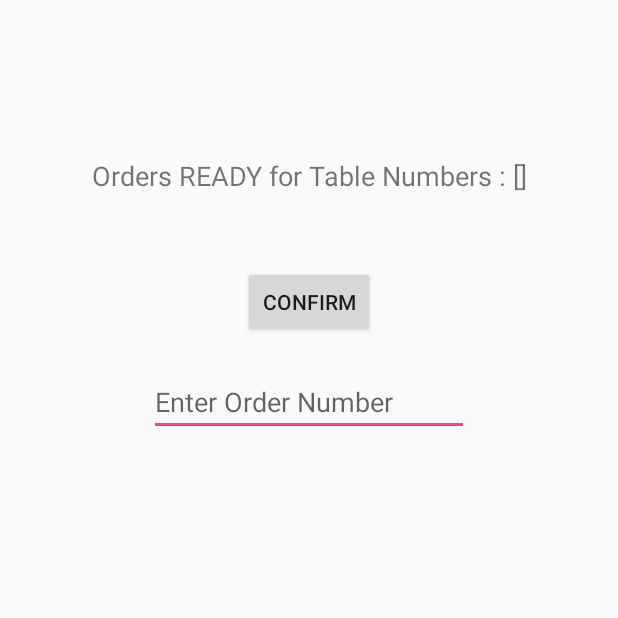
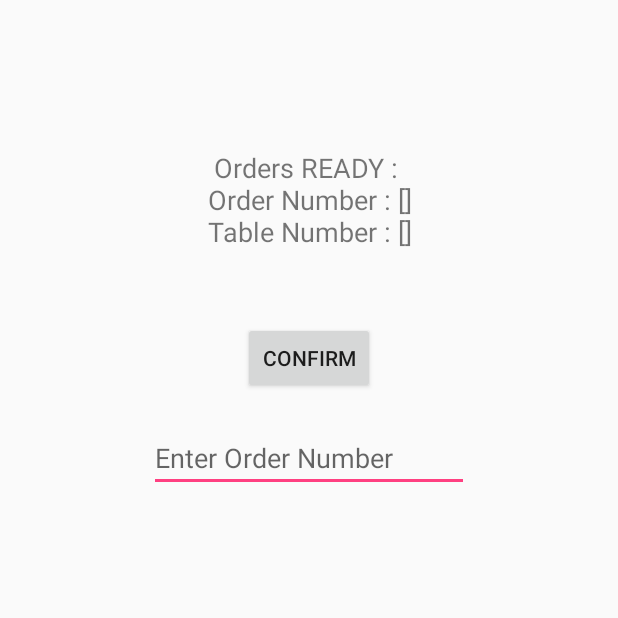
Before and after one commit to Jolopy/OrderingApplication, an Android app: the WaiterActivity screen opened directly, with no data from a screen before it, after a tap on "CONFIRM", on a phone screen of 412 x 824 dp, the top half of it. Run offline under Robolectric (Android 15) with nearby library versions, the phone set to English and light mode, and no system bars; our stand-ins replace Firebase (no records; nobody signed in at launch, a user with empty details on screens opened directly).

Commit message:
Changes to Waiter and Manager

```diff
--- a/RUAutomation/app/src/main/java/com/example/cczec/ruautomation/WaiterActivity.java
+++ b/RUAutomation/app/src/main/java/com/example/cczec/ruautomation/WaiterActivity.java
@@ -17,7 +17,9 @@ import com.google.firebase.database.ValueEventListener;
 
 import org.w3c.dom.Text;
 
+import java.lang.reflect.Array;
 import java.util.ArrayList;
+import java.util.Arrays;
 
 public class WaiterActivity extends AppCompatActivity {
 
@@ -25,6 +27,7 @@ public class WaiterActivity extends AppCompatActivity {
     private DatabaseReference mDatabaseFB;
     EditText orderNum;
     ArrayList<String> tables = new ArrayList<String>();
+    ArrayList<String> orders = new ArrayList<String>();
 
     @Override
     protected void onCreate(Bundle savedInstanceState) {
@@ -33,19 +36,21 @@ public class WaiterActivity extends AppCompatActivity {
 
         orderNum = findViewById(R.id.orderNum);
         mDatabaseFB = FirebaseDatabase.getInstance().getReference().child("OrderReady");
-        orderReadyFB = (TextView) findViewById(R.id.orderReady);
+        orderReadyFB = findViewById(R.id.orderReady);
 
         mDatabaseFB.addValueEventListener(new ValueEventListener() {
             @Override
 
             public void onDataChange(DataSnapshot dataSnapshot) {
                 tables.clear(); // Avoids appending already existing list
+                orders.clear();
                 for (DataSnapshot childSnapshot: dataSnapshot.getChildren()) {
                     tables.add(childSnapshot.getValue().toString());
+                    orders.add(childSnapshot.getKey().toString().substring(6));
                 }
 
                 //String orderReady = dataSnapshot.getValue().toString();
-                orderReadyFB.setText("Orders READY for Table Numbers : " + tables);
+                orderReadyFB.setText("Orders READY : \n" + "Order Number : " + orders + "\n" + "Table Number : " + tables);
             }
             @Override
             public void onCancelled(DatabaseError databaseError) {
@@ -59,10 +64,8 @@ public class WaiterActivity extends AppCompatActivity {
             public void onClick(View view){
                 DatabaseReference order = FirebaseDatabase.getInstance().getReference().child("OrderReady/Order " + orderNum.getText().toString());
                 order.removeValue();
-                Toast.makeText(getApplicationContext(), "You Clicked Confirm!", Toast.LENGTH_SHORT).show();
-
+                Toast.makeText(getApplicationContext(), "Order was served!", Toast.LENGTH_SHORT).show();
             }
         });
-        //("https://ruautomation-918ed.firebaseio.com/TableNumber/1");
     }
 }
```
Also changed, not shown: RUAutomation/app/src/main/java/com/example/cczec/ruautomation/ManagerActivity.java (+7 -0 lines).
